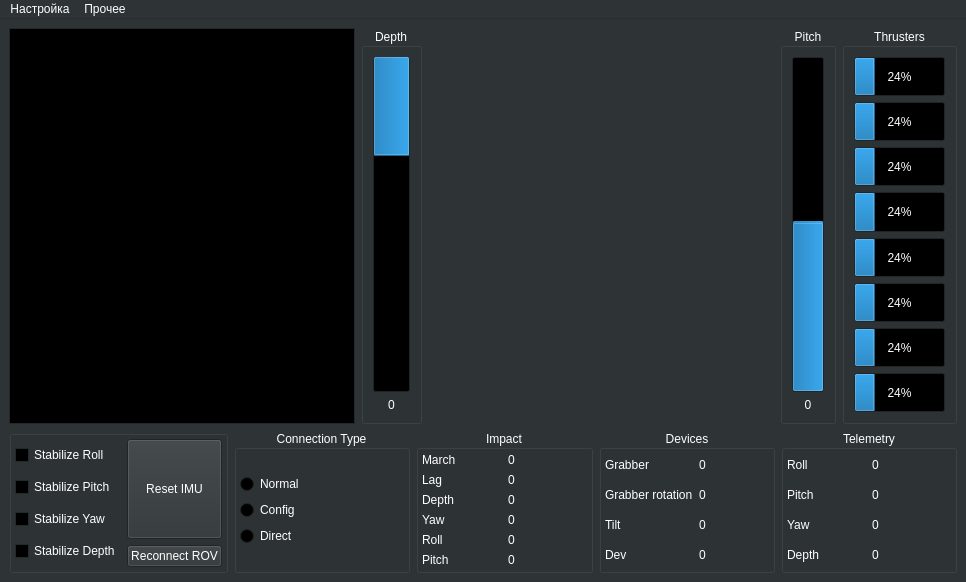
First picture: the form in mainwindow.ui, repository hydronautics-team/PoolsideGUI, before the edit.
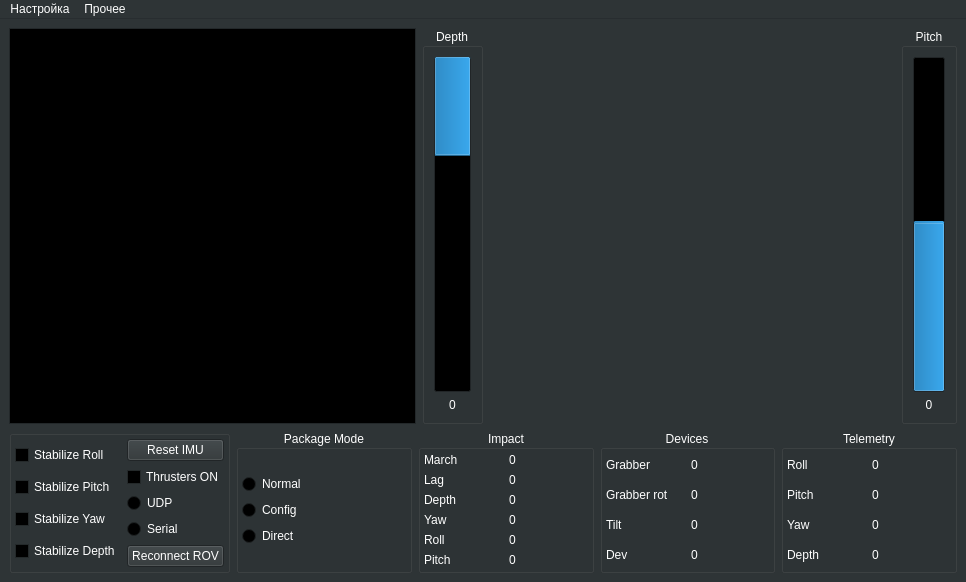
Second picture: the form after the edit. Custom widgets are drawn as their Qt base class.

Diff of the .ui file:
```diff
--- a/mainwindow.ui
+++ b/mainwindow.ui
@@ -584,128 +584,6 @@
         </layout>
        </widget>
       </item>
-      <item>
-       <widget class="QGroupBox" name="barGroupBox">
-        <property name="sizePolicy">
-         <sizepolicy hsizetype="Fixed" vsizetype="Preferred">
-          <horstretch>0</horstretch>
-          <verstretch>0</verstretch>
-         </sizepolicy>
-        </property>
-        <property name="title">
-         <string>Thrusters</string>
-        </property>
-        <property name="alignment">
-         <set>Qt::AlignCenter</set>
-        </property>
-        <layout class="QVBoxLayout" name="verticalLayout_3">
-         <item>
-          <widget class="QProgressBar" name="thrusterBar0">
-           <property name="sizePolicy">
-            <sizepolicy hsizetype="Expanding" vsizetype="Preferred">
-             <horstretch>0</horstretch>
-             <verstretch>0</verstretch>
-            </sizepolicy>
-           </property>
-           <property name="value">
-            <number>24</number>
-           </property>
-          </widget>
-         </item>
-         <item>
-          <widget class="QProgressBar" name="thrusterBar1">
-           <property name="sizePolicy">
-            <sizepolicy hsizetype="Expanding" vsizetype="Preferred">
-             <horstretch>0</horstretch>
-             <verstretch>0</verstretch>
-            </sizepolicy>
-           </property>
-           <property name="value">
-            <number>24</number>
-           </property>
-          </widget>
-         </item>
-         <item>
-          <widget class="QProgressBar" name="thrusterBar2">
-           <property name="sizePolicy">
-            <sizepolicy hsizetype="Expanding" vsizetype="Preferred">
-             <horstretch>0</horstretch>
-             <verstretch>0</verstretch>
-            </sizepolicy>
-           </property>
-           <property name="value">
-            <number>24</number>
-           </property>
-          </widget>
-         </item>
-         <item>
-          <widget class="QProgressBar" name="thrusterBar3">
-           <property name="sizePolicy">
-            <sizepolicy hsizetype="Expanding" vsizetype="Preferred">
-             <horstretch>0</horstretch>
-             <verstretch>0</verstretch>
-            </sizepolicy>
-           </property>
-           <property name="value">
-            <number>24</number>
-           </property>
-          </widget>
-         </item>
-         <item>
-          <widget class="QProgressBar" name="thrusterBar4">
-           <property name="sizePolicy">
-            <sizepolicy hsizetype="Expanding" vsizetype="Preferred">
-             <horstretch>0</horstretch>
-             <verstretch>0</verstretch>
-            </sizepolicy>
-           </property>
-           <property name="value">
-            <number>24</number>
-           </property>
-          </widget>
-         </item>
-         <item>
-          <widget class="QProgressBar" name="thrusterBar5">
-           <property name="sizePolicy">
-            <sizepolicy hsizetype="Expanding" vsizetype="Preferred">
-             <horstretch>0</horstretch>
-             <verstretch>0</verstretch>
-            </sizepolicy>
-           </property>
-           <property name="value">
-            <number>24</number>
-           </property>
-          </widget>
-         </item>
-         <item>
-          <widget class="QProgressBar" name="thrusterBar6">
-           <property name="sizePolicy">
-            <sizepolicy hsizetype="Expanding" vsizetype="Preferred">
-             <horstretch>0</horstretch>
-             <verstretch>0</verstretch>
-            </sizepolicy>
-           </property>
-           <property name="value">
-            <number>24</number>
-           </property>
-          </widget>
-         </item>
-         <item>
-          <widget class="QProgressBar" name="thrusterBar7">
-           <property name="sizePolicy">
-            <sizepolicy hsizetype="Expanding" vsizetype="Preferred">
-             <horstretch>0</horstretch>
-             <verstretch>0</verstretch>
-            </sizepolicy>
-           </property>
-           <property name="value">
-            <number>24</number>
-           </property>
-          </widget>
-         </item>
-        </layout>
-       </widget>
-      </item>
      </layout>
     </item>
     <item>
@@ -784,12 +662,37 @@
               </widget>
              </item>
              <item>
-              <widget class="QPushButton" name="pushButton_ReconnectROV">
+              <widget class="QCheckBox" name="checkBox_ThrustersON">
                <property name="text">
-                <string>Reconnect ROV</string>
+                <string>Thrusters ON</string>
                </property>
               </widget>
              </item>
+             <item>
+              <layout class="QVBoxLayout" name="verticalLayout_13">
+               <item>
+                <widget class="QRadioButton" name="radioButton_UDP">
+                 <property name="text">
+                  <string>UDP</string>
+                 </property>
+                </widget>
+               </item>
+               <item>
+                <widget class="QRadioButton" name="radioButton_Serial">
+                 <property name="text">
+                  <string>Serial</string>
+                 </property>
+                </widget>
+               </item>
+               <item>
+                <widget class="QPushButton" name="pushButton_ReconnectROV">
+                 <property name="text">
+                  <string>Reconnect ROV</string>
+                 </property>
+                </widget>
+               </item>
+              </layout>
+             </item>
             </layout>
            </item>
           </layout>
@@ -800,7 +703,7 @@
       <item>
        <widget class="QGroupBox" name="groupBox_ConnectionType">
         <property name="title">
-         <string>Connection Type</string>
+         <string>Package Mode</string>
         </property>
         <property name="alignment">
          <set>Qt::AlignCenter</set>
@@ -995,7 +898,7 @@
            <item>
             <widget class="QLabel" name="label_2">
              <property name="text">
-              <string>Grabber rotation</string>
+              <string>Grabber rot</string>
              </property>
             </widget>
            </item>
```
Left out of the diff: 10 changed lines with no effect on the pictures.
